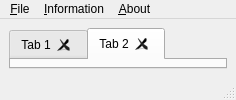
syncope/adapt, file adapt/gui/ui/iintMain.ui: the form before one commit.
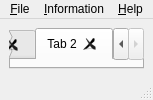
The form after the commit.

Commit message: + add info on iint-gui (issue #97)

Patch:
```diff
--- a/adapt/gui/ui/iintMain.ui
+++ b/adapt/gui/ui/iintMain.ui
@@ -6,7 +6,7 @@
    <rect>
     <x>0</x>
     <y>0</y>
-    <width>236</width>
+    <width>153</width>
     <height>100</height>
    </rect>
   </property>
@@ -68,7 +68,7 @@
     <rect>
      <x>0</x>
      <y>0</y>
-     <width>236</width>
+     <width>153</width>
      <height>19</height>
     </rect>
    </property>
@@ -94,7 +94,7 @@
    </widget>
    <widget class="QMenu" name="menu_Help">
     <property name="title">
-     <string>&amp;About</string>
+     <string>&amp;Help</string>
     </property>
    </widget>
    <addaction name="menuFile"/>
```
Left out of the diff: 9 changed lines with no effect on the pictures. The commit also changes 3 other files.
